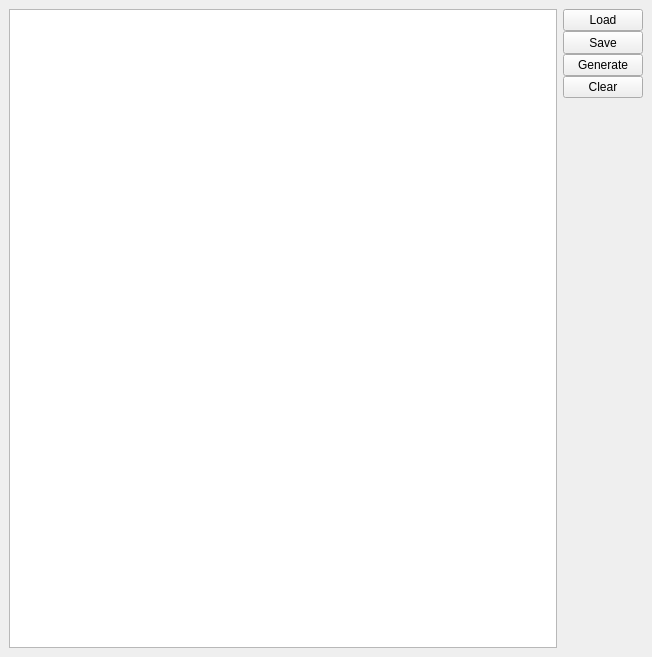
sikor/goView, file GoView.ui: the form before one commit.
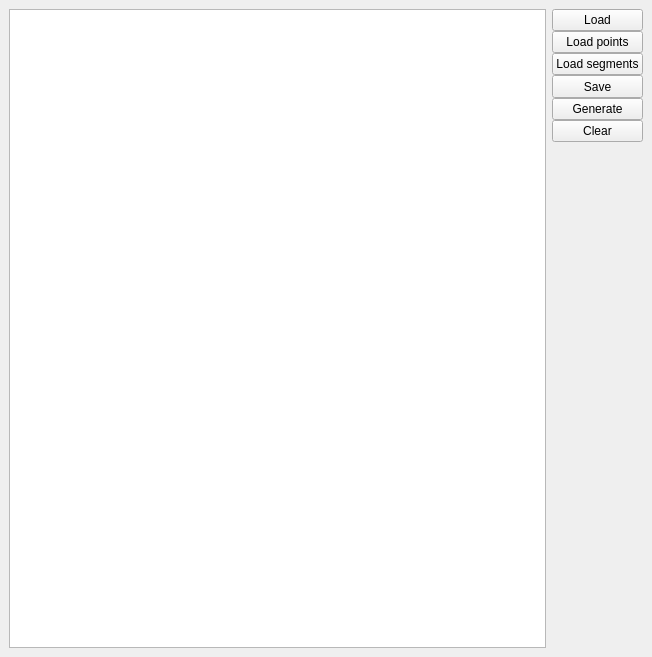
The form after the commit.

Commit message: More convenient way of providing points and line segments

What changed in the file:
```diff
--- a/GoView.ui
+++ b/GoView.ui
@@ -33,6 +33,20 @@
         </property>
        </widget>
       </item>
+      <item>
+       <widget class="QPushButton" name="loadPointsButton">
+        <property name="text">
+         <string>Load points</string>
+        </property>
+       </widget>
+      </item>
+      <item>
+       <widget class="QPushButton" name="loadSegmentsButton">
+        <property name="text">
+         <string>Load segments</string>
+        </property>
+       </widget>
+      </item>
       <item>
        <widget class="QPushButton" name="saveButton">
         <property name="maximumSize">
```
The commit also changes 4 other files.
